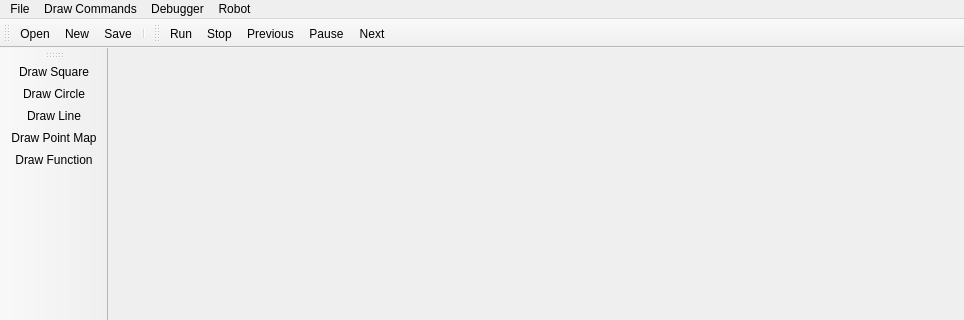
Qt form GUI in progress/mainwindow.ui (dongbu/painterRHIT) before a commit; both pictures show x 0 to 964 and y 0 to 320 of the 964 by 848 pixel window.
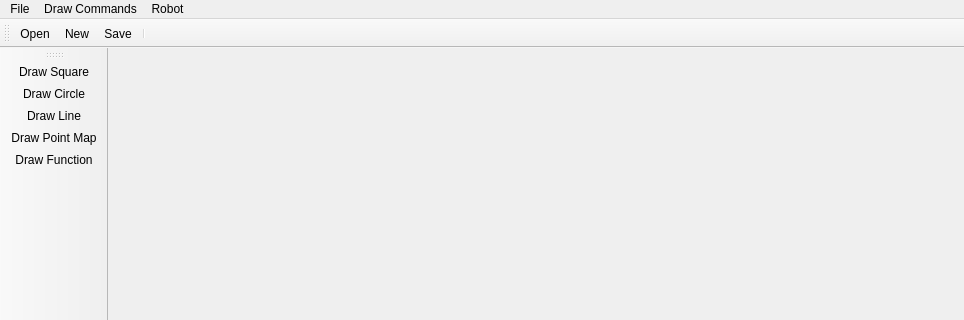
The same form after that commit. Icons and pictures are not drawn.

What changed in the file:
```diff
--- a/GUI in progress/mainwindow.ui
+++ b/GUI in progress/mainwindow.ui
@@ -60,29 +60,13 @@
    <addaction name="actionDraw_Point_Map"/>
    <addaction name="actionDraw_Function"/>
   </widget>
-  <widget class="QToolBar" name="DebugFunctions">
-   <property name="windowTitle">
-    <string>toolBar_2</string>
-   </property>
-   <attribute name="toolBarArea">
-    <enum>TopToolBarArea</enum>
-   </attribute>
-   <attribute name="toolBarBreak">
-    <bool>false</bool>
-   </attribute>
-   <addaction name="actionRun"/>
-   <addaction name="actionStop"/>
-   <addaction name="actionPrevious"/>
-   <addaction name="actionPause"/>
-   <addaction name="actionNext"/>
-  </widget>
   <widget class="QMenuBar" name="menuBar">
    <property name="geometry">
     <rect>
      <x>0</x>
      <y>0</y>
      <width>964</width>
-     <height>21</height>
+     <height>26</height>
     </rect>
    </property>
    <widget class="QMenu" name="menuNew_Window">
@@ -104,15 +88,6 @@
     <addaction name="actionDraw_Function"/>
     <addaction name="actionDraw_Point_Map"/>
    </widget>
-   <widget class="QMenu" name="menuDebugger">
-    <property name="title">
-     <string>Debugger</string>
-    </property>
-    <addaction name="actionStop"/>
-    <addaction name="actionPause"/>
-    <addaction name="actionNext"/>
-    <addaction name="actionPrevious"/>
-   </widget>
    <widget class="QMenu" name="menuRobot">
     <property name="title">
      <string>Robot</string>
@@ -121,7 +96,6 @@
    </widget>
    <addaction name="menuNew_Window"/>
    <addaction name="menuDraw_Commands"/>
-   <addaction name="menuDebugger"/>
    <addaction name="menuRobot"/>
   </widget>
   <action name="actionOpen">
@@ -214,69 +188,6 @@
     <string>Draw Point Map</string>
    </property>
   </action>
-  <action name="actionRun">
-   <property name="icon">
-    <iconset resource="myres.qrc">
-     <normaloff>:/Icon Storage/play.png</normaloff>:/Icon Storage/play.png</iconset>
-   </property>
-   <property name="text">
-    <string>Run</string>
-   </property>
-   <property name="toolTip">
-    <string>start/continue drawing</string>
-   </property>
-   <property name="shortcut">
-    <string>Ctrl+R</string>
-   </property>
-  </action>
-  <action name="actionStop">
-   <property name="icon">
-    <iconset resource="myres.qrc">
-     <normaloff>:/Icon Storage/stop.png</normaloff>:/Icon Storage/stop.png</iconset>
-   </property>
-   <property name="text">
-    <string>Stop</string>
-   </property>
-   <property name="toolTip">
-    <string>stop drawing</string>
-   </property>
-  </action>
-  <action name="actionPause">
-   <property name="icon">
-    <iconset resource="myres.qrc">
-     <normaloff>:/Icon Storage/pause.png</normaloff>:/Icon Storage/pause.png</iconset>
-   </property>
-   <property name="text">
-    <string>Pause</string>
-   </property>
-   <property name="toolTip">
-    <string>Pause drawing</string>
-   </property>
-  </action>
-  <action name="actionNext">
-   <property name="icon">
-    <iconset resource="myres.qrc">
-     <normaloff>:/Icon Storage/next.png</normaloff>:/Icon Storage/next.png</iconset>
-   </property>
-   <property name="text">
-    <string>Next</string>
-   </property>
-   <property name="toolTip">
-    <string>draw next action</string>
-   </property>
-  </action>
-  <action name="actionPrevious">
-   <property name="icon">
-    <iconset resource="myres.qrc">
-     <normaloff>:/Icon Storage/previous.png</normaloff>:/Icon Storage/previous.png</iconset>
-   </property>
-   <property name="text">
-    <string>Previous</string>
-   </property>
-   <property name="toolTip">
-    <string>undo last draw</string>
-   </property>
-  </action>
   <action name="actionConnect">
    <property name="text">
     <string>Connect</string>
```
